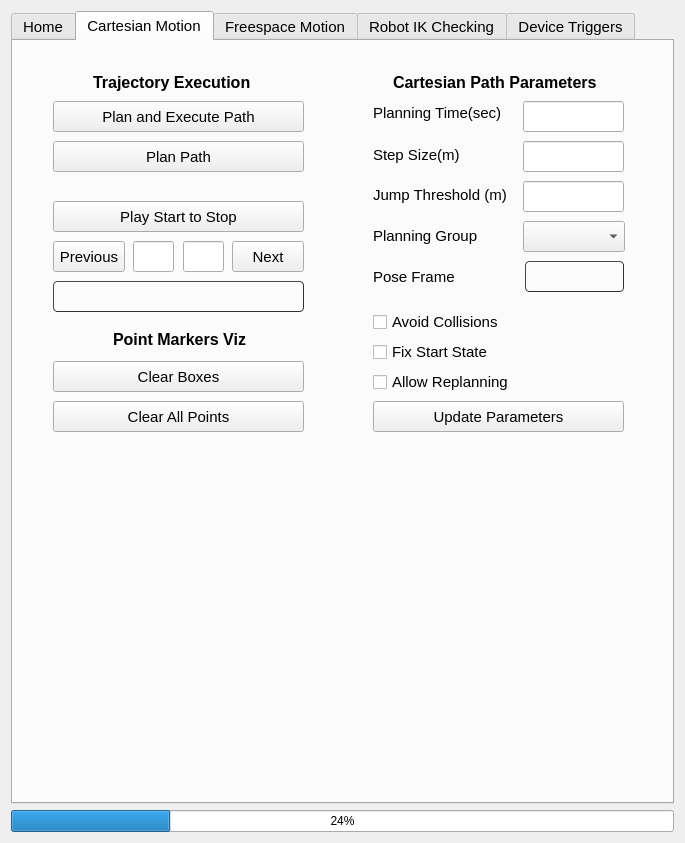
This is moveit_cartesian_plan_plugin/src/widgets/path_planning_widget.ui in peanut-robotics/fermi as Qt 5 draws it before an edit. The edited form follows.
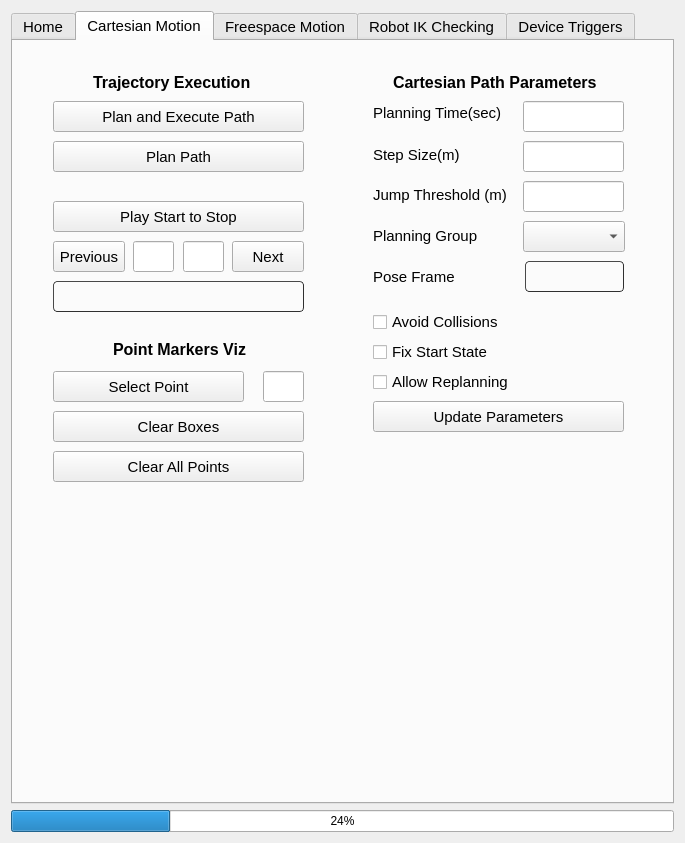
This is the edited form.

Commit message: Add select point button

```diff
--- a/moveit_cartesian_plan_plugin/src/widgets/path_planning_widget.ui
+++ b/moveit_cartesian_plan_plugin/src/widgets/path_planning_widget.ui
@@ -539,7 +539,7 @@
        <property name="geometry">
         <rect>
          <x>40</x>
-         <y>320</y>
+         <y>370</y>
          <width>251</width>
          <height>31</height>
         </rect>
@@ -637,7 +637,7 @@
        <property name="geometry">
         <rect>
          <x>40</x>
-         <y>360</y>
+         <y>410</y>
          <width>251</width>
          <height>31</height>
         </rect>
@@ -847,7 +847,7 @@
        <property name="geometry">
         <rect>
          <x>100</x>
-         <y>290</y>
+         <y>300</y>
          <width>151</width>
          <height>17</height>
         </rect>
@@ -876,6 +876,32 @@
         <string>Plan Path</string>
        </property>
       </widget>
+      <widget class="QPushButton" name="select_point_btn">
+       <property name="geometry">
+        <rect>
+         <x>40</x>
+         <y>330</y>
+         <width>191</width>
+         <height>31</height>
+        </rect>
+       </property>
+       <property name="text">
+        <string>Select Point</string>
+       </property>
+      </widget>
+      <widget class="QLineEdit" name="select_point_val">
+       <property name="geometry">
+        <rect>
+         <x>250</x>
+         <y>330</y>
+         <width>41</width>
+         <height>31</height>
+        </rect>
+       </property>
+       <property name="styleSheet">
+        <string notr="true"/>
+       </property>
+      </widget>
      </widget>
      <widget class="QWidget" name="tab">
       <attribute name="title">
```
The commit also changes 4 other files.
